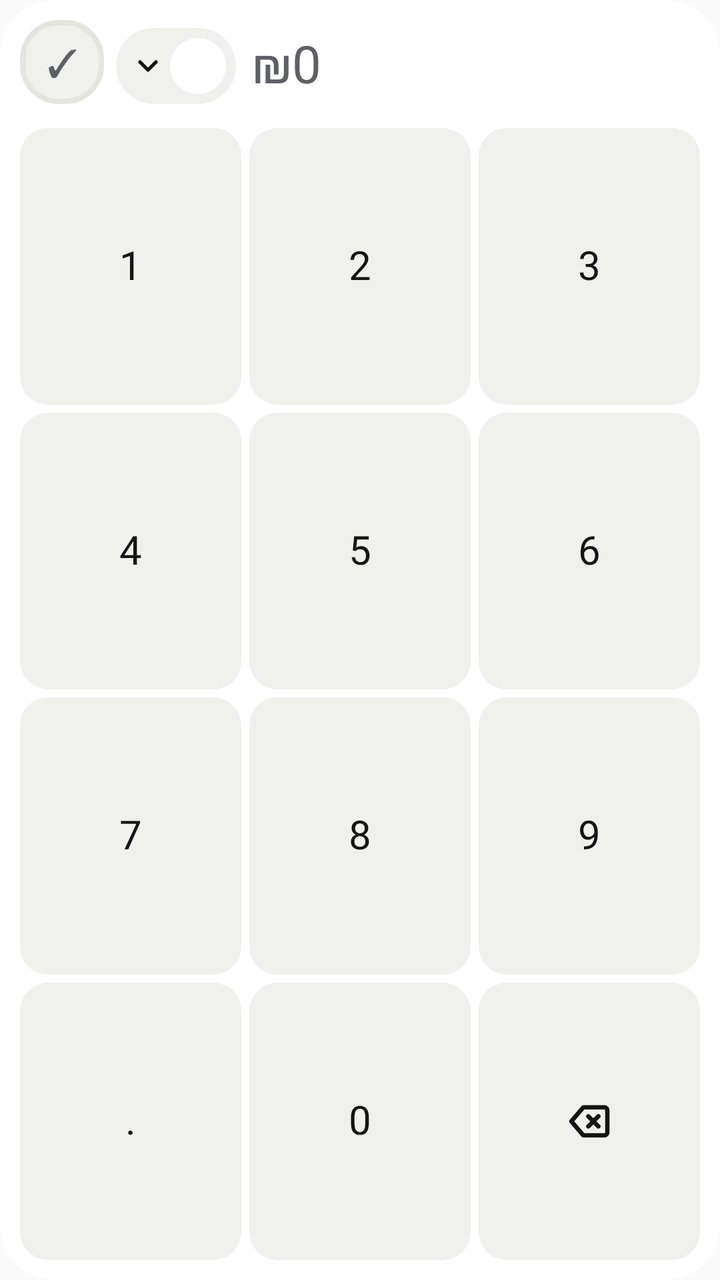
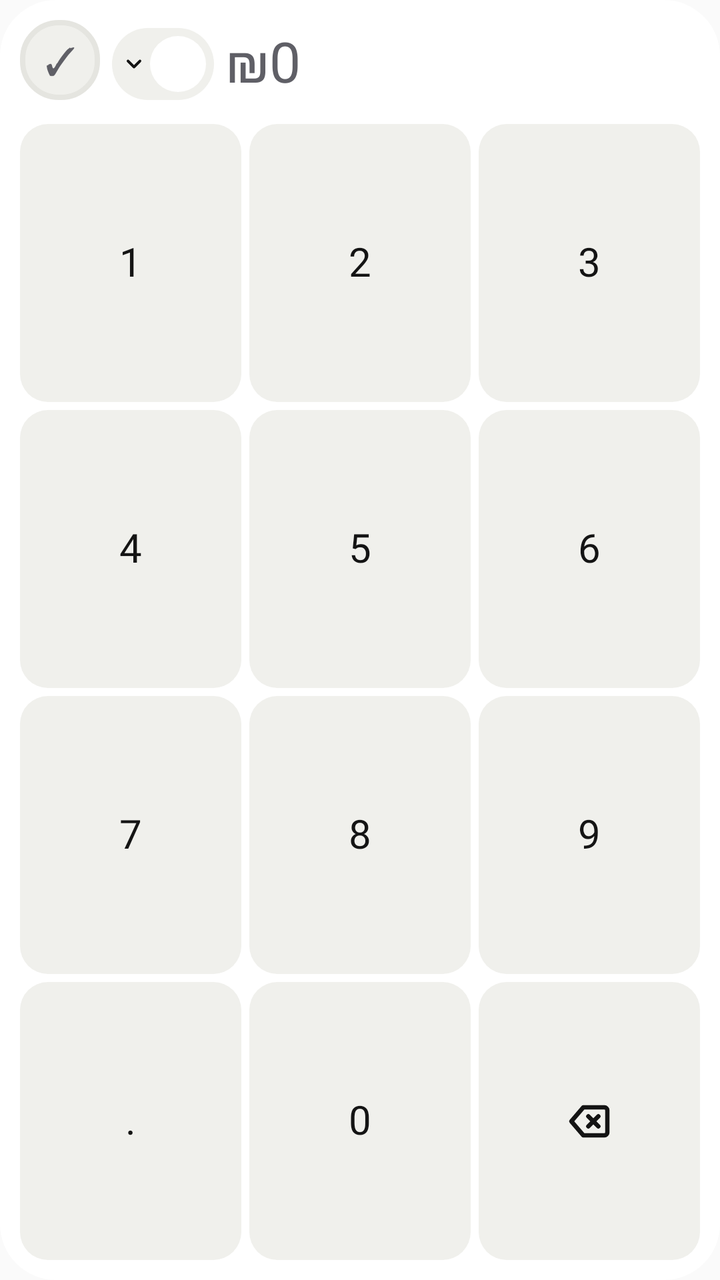

The first picture is an Android layout as it rendered before a commit; the second is the same layout after the commit. The layout source and the unified diff follow.
<!-- AndroidManifest.xml: application theme AppTheme -->
<!-- res/layout/widget_quick_add_small.xml -->
<?xml version="1.0" encoding="utf-8"?>
<LinearLayout xmlns:android="http://schemas.android.com/apk/res/android"
    android:id="@+id/root"
    android:layoutDirection="rtl"
    android:layout_width="match_parent"
    android:layout_height="match_parent"
    android:background="@drawable/widget_bg"
    android:orientation="vertical"
    android:padding="10dp">

    <LinearLayout
        android:layout_width="match_parent"
        android:layout_height="wrap_content"
        android:gravity="center_vertical"
        android:orientation="horizontal"
        android:paddingStart="4dp">
        <TextView
            android:id="@+id/amount"
            android:layout_width="0dp"
            android:layout_height="wrap_content"
            android:layout_weight="1"
            android:ellipsize="end"
            android:fontFamily="@font/rubik_extrabold"
            android:gravity="start|center_vertical"
            android:includeFontPadding="false"
            android:maxLines="1"
            android:text="₪0"
            android:textColor="@color/w_ink_dim"
            android:textDirection="ltr"
            android:textSize="26sp" />
        <LinearLayout
            android:id="@+id/category_chip"
            android:layout_width="wrap_content"
            android:layout_height="38dp"
            android:layout_marginStart="8dp"
            android:background="@drawable/widget_chip"
            android:contentDescription="קטגוריה"
            android:gravity="center_vertical"
            android:orientation="horizontal"
            android:paddingStart="5dp"
            android:paddingEnd="8dp">
            <FrameLayout
                android:layout_width="28dp"
                android:layout_height="28dp">
                <ImageView
                    android:id="@+id/chip_tint"
                    android:layout_width="match_parent"
                    android:layout_height="match_parent"
                    android:importantForAccessibility="no"
                    android:src="@drawable/widget_circle" />
                <ImageView
                    android:id="@+id/chip_sticker"
                    android:layout_width="17dp"
                    android:layout_height="17dp"
                    android:layout_gravity="center"
                    android:importantForAccessibility="no" />
                <TextView
                    android:id="@+id/chip_letter"
                    android:layout_width="match_parent"
                    android:layout_height="match_parent"
                    android:fontFamily="@font/rubik_extrabold"
                    android:gravity="center"
                    android:textColor="@color/w_ink"
                    android:textSize="13sp"
                    android:visibility="gone" />
            </FrameLayout>
            <ImageView
                android:layout_width="16dp"
                android:layout_height="16dp"
                android:layout_marginStart="3dp"
                android:importantForAccessibility="no"
                android:src="@drawable/ic_w_chevron_down" />
        </LinearLayout>
        <TextView
            android:id="@+id/save"
            android:layout_width="42dp"
            android:layout_height="46dp"
            android:layout_marginStart="6dp"
            android:background="@drawable/widget_btn_disabled"
            android:contentDescription="שמור"
            android:fontFamily="@font/rubik_extrabold"
            android:gravity="center"
            android:paddingBottom="4dp"
            android:text="✓"
            android:textColor="@color/w_ink_dim"
            android:textSize="19sp" />
    </LinearLayout>

    <LinearLayout
        android:layout_width="match_parent"
        android:layout_height="0dp"
        android:layout_marginTop="8dp"
        android:layout_weight="1"
        android:layoutDirection="ltr"
        android:orientation="vertical">
        <LinearLayout
            android:layout_width="match_parent"
            android:layout_height="0dp"
            android:layout_weight="1"
            android:orientation="horizontal">
            <TextView
                android:id="@+id/key_1"
                android:layout_width="0dp"
                android:layout_height="match_parent"
                android:layout_weight="1"
                android:layout_marginEnd="4dp"
                android:background="@drawable/widget_key"
                android:fontFamily="@font/rubik_extrabold"
                android:gravity="center"
                android:includeFontPadding="false"
                android:text="1"
                android:textColor="@color/w_ink"
                android:textSize="20sp" />
            <TextView
                android:id="@+id/key_2"
                android:layout_width="0dp"
                android:layout_height="match_parent"
                android:layout_weight="1"
                android:layout_marginEnd="4dp"
                android:background="@drawable/widget_key"
                android:fontFamily="@font/rubik_extrabold"
                android:gravity="center"
                android:includeFontPadding="false"
                android:text="2"
                android:textColor="@color/w_ink"
                android:textSize="20sp" />
            <TextView
                android:id="@+id/key_3"
                android:layout_width="0dp"
                android:layout_height="match_parent"
                android:layout_weight="1"
                android:background="@drawable/widget_key"
                android:fontFamily="@font/rubik_extrabold"
                android:gravity="center"
                android:includeFontPadding="false"
                android:text="3"
                android:textColor="@color/w_ink"
                android:textSize="20sp" />
        </LinearLayout>
        <LinearLayout
            android:layout_width="match_parent"
            android:layout_height="0dp"
            android:layout_weight="1"
            android:layout_marginTop="4dp"
            android:orientation="horizontal">
            <TextView
                android:id="@+id/key_4"
                android:layout_width="0dp"
                android:layout_height="match_parent"
                android:layout_weight="1"
                android:layout_marginEnd="4dp"
                android:background="@drawable/widget_key"
                android:fontFamily="@font/rubik_extrabold"
                android:gravity="center"
                android:includeFontPadding="false"
                android:text="4"
                android:textColor="@color/w_ink"
                android:textSize="20sp" />
            <TextView
                android:id="@+id/key_5"
                android:layout_width="0dp"
                android:layout_height="match_parent"
                android:layout_weight="1"
                android:layout_marginEnd="4dp"
                android:background="@drawable/widget_key"
                android:fontFamily="@font/rubik_extrabold"
                android:gravity="center"
                android:includeFontPadding="false"
                android:text="5"
                android:textColor="@color/w_ink"
                android:textSize="20sp" />
            <TextView
                android:id="@+id/key_6"
                android:layout_width="0dp"
                android:layout_height="match_parent"
                android:layout_weight="1"
                android:background="@drawable/widget_key"
                android:fontFamily="@font/rubik_extrabold"
                android:gravity="center"
                android:includeFontPadding="false"
                android:text="6"
                android:textColor="@color/w_ink"
                android:textSize="20sp" />
        </LinearLayout>
        <LinearLayout
            android:layout_width="match_parent"
            android:layout_height="0dp"
            android:layout_weight="1"
            android:layout_marginTop="4dp"
            android:orientation="horizontal">
            <TextView
                android:id="@+id/key_7"
                android:layout_width="0dp"
                android:layout_height="match_parent"
                android:layout_weight="1"
                android:layout_marginEnd="4dp"
                android:background="@drawable/widget_key"
                android:fontFamily="@font/rubik_extrabold"
                android:gravity="center"
                android:includeFontPadding="false"
                android:text="7"
                android:textColor="@color/w_ink"
                android:textSize="20sp" />
            <TextView
                android:id="@+id/key_8"
                android:layout_width="0dp"
                android:layout_height="match_parent"
                android:layout_weight="1"
                android:layout_marginEnd="4dp"
                android:background="@drawable/widget_key"
                android:fontFamily="@font/rubik_extrabold"
                android:gravity="center"
                android:includeFontPadding="false"
                android:text="8"
                android:textColor="@color/w_ink"
                android:textSize="20sp" />
            <TextView
                android:id="@+id/key_9"
                android:layout_width="0dp"
                android:layout_height="match_parent"
                android:layout_weight="1"
                android:background="@drawable/widget_key"
                android:fontFamily="@font/rubik_extrabold"
                android:gravity="center"
                android:includeFontPadding="false"
                android:text="9"
                android:textColor="@color/w_ink"
                android:textSize="20sp" />
        </LinearLayout>
        <LinearLayout
            android:layout_width="match_parent"
            android:layout_height="0dp"
            android:layout_weight="1"
            android:layout_marginTop="4dp"
            android:orientation="horizontal">
            <TextView
                android:id="@+id/key_dot"
                android:layout_width="0dp"
                android:layout_height="match_parent"
                android:layout_weight="1"
                android:layout_marginEnd="4dp"
                android:background="@drawable/widget_key"
                android:fontFamily="@font/rubik_extrabold"
                android:gravity="center"
                android:includeFontPadding="false"
                android:text="."
                android:textColor="@color/w_ink"
                android:textSize="20sp" />
            <TextView
                android:id="@+id/key_0"
                android:layout_width="0dp"
                android:layout_height="match_parent"
                android:layout_weight="1"
                android:layout_marginEnd="4dp"
                android:background="@drawable/widget_key"
                android:fontFamily="@font/rubik_extrabold"
                android:gravity="center"
                android:includeFontPadding="false"
                android:text="0"
                android:textColor="@color/w_ink"
                android:textSize="20sp" />
            <ImageView
                android:id="@+id/key_del"
                android:layout_width="0dp"
                android:layout_height="match_parent"
                android:layout_weight="1"
                android:background="@drawable/widget_key"
                android:contentDescription="מחק"
                android:scaleType="center"
                android:src="@drawable/ic_w_backspace" />
        </LinearLayout>
    </LinearLayout>
</LinearLayout>
<!-- resources referenced by this layout -->
<resources>
  <color name="w_ink">#141414</color>
  <color name="w_ink_dim">#5F5F66</color>
  <!-- drawable ic_w_backspace (drawable) -->
  <?xml version="1.0" encoding="utf-8"?>
  <vector xmlns:android="http://schemas.android.com/apk/res/android"
      android:width="24dp"
      android:height="24dp"
      android:viewportWidth="24"
      android:viewportHeight="24">
      <path
          android:pathData="M9 5h10.5a1.5 1.5 0 0 1 1.5 1.5v11a1.5 1.5 0 0 1-1.5 1.5H9l-6-7Z"
          android:strokeColor="@color/w_ink"
          android:strokeWidth="2.2"
          android:strokeLineJoin="round" />
      <path
          android:pathData="m11.5 9.5 5 5m0-5-5 5"
          android:strokeColor="@color/w_ink"
          android:strokeWidth="2.2"
          android:strokeLineCap="round" />
  </vector>
  <!-- drawable ic_w_chevron_down (drawable) -->
  <?xml version="1.0" encoding="utf-8"?>
  <vector xmlns:android="http://schemas.android.com/apk/res/android"
      android:width="24dp"
      android:height="24dp"
      android:viewportWidth="24"
      android:viewportHeight="24">
      <path
          android:pathData="m6 9 6 6 6-6"
          android:strokeColor="@color/w_ink"
          android:strokeWidth="2.6"
          android:strokeLineCap="round"
          android:strokeLineJoin="round" />
  </vector>
  <!-- drawable widget_bg (drawable) -->
  <?xml version="1.0" encoding="utf-8"?>
  <shape xmlns:android="http://schemas.android.com/apk/res/android" android:shape="rectangle">
      <solid android:color="@color/w_surface" />
      <corners android:radius="28dp" />
  </shape>
  <!-- drawable widget_btn_disabled (drawable) -->
  <?xml version="1.0" encoding="utf-8"?>
  <layer-list xmlns:android="http://schemas.android.com/apk/res/android">
      <item android:bottom="4dp">
          <shape android:shape="rectangle">
              <solid android:color="@color/w_surface_2" />
              <stroke android:width="2.5dp" android:color="@color/w_surface_3" />
              <corners android:radius="18dp" />
          </shape>
      </item>
  </layer-list>
  <!-- drawable widget_chip (drawable) -->
  <?xml version="1.0" encoding="utf-8"?>
  <selector xmlns:android="http://schemas.android.com/apk/res/android">
      <item android:state_pressed="true">
          <shape android:shape="rectangle">
              <solid android:color="@color/w_surface_3" />
              <corners android:radius="999dp" />
          </shape>
      </item>
      <item>
          <shape android:shape="rectangle">
              <solid android:color="@color/w_surface_2" />
              <corners android:radius="999dp" />
          </shape>
      </item>
  </selector>
  <!-- drawable widget_circle (drawable) -->
  <?xml version="1.0" encoding="utf-8"?>
  <shape xmlns:android="http://schemas.android.com/apk/res/android" android:shape="oval">
      <solid android:color="#FFFFFFFF" />
  </shape>
  <!-- drawable widget_key (drawable) -->
  <?xml version="1.0" encoding="utf-8"?>
  <selector xmlns:android="http://schemas.android.com/apk/res/android">
      <item android:state_pressed="true">
          <shape android:shape="rectangle">
              <solid android:color="@color/w_surface_3" />
              <corners android:radius="14dp" />
          </shape>
      </item>
      <item>
          <shape android:shape="rectangle">
              <solid android:color="@color/w_surface_2" />
              <corners android:radius="14dp" />
          </shape>
      </item>
  </selector>
  <style name="AppTheme" parent="Theme.AppCompat.Light.DarkActionBar">
          
          <item name="colorPrimary">@color/colorPrimary</item>
          <item name="colorPrimaryDark">@color/colorPrimaryDark</item>
          <item name="colorAccent">@color/colorAccent</item>
      </style>
  <color name="w_surface">#FFFFFF</color>
  <color name="w_surface_2">#F0F0EC</color>
  <color name="w_surface_3">#E5E5E0</color>
</resources>

<!-- the commit's change to res/layout/widget_quick_add_small.xml (unified diff, before → after) -->
@@ -17,7 +17,7 @@
         <TextView
             android:id="@+id/amount"
             android:layout_width="0dp"
-            android:layout_height="wrap_content"
+            android:layout_height="38dp"
             android:layout_weight="1"
             android:ellipsize="end"
             android:fontFamily="@font/rubik_extrabold"
@@ -27,18 +27,21 @@
             android:text="₪0"
             android:textColor="@color/w_ink_dim"
             android:textDirection="ltr"
-            android:textSize="26sp" />
+            android:autoSizeMaxTextSize="28sp"
+            android:autoSizeMinTextSize="12sp"
+            android:autoSizeTextType="uniform"
+            android:textSize="28sp" />
         <LinearLayout
             android:id="@+id/category_chip"
             android:layout_width="wrap_content"
-            android:layout_height="38dp"
-            android:layout_marginStart="8dp"
+            android:layout_height="36dp"
+            android:layout_marginStart="6dp"
             android:background="@drawable/widget_chip"
             android:contentDescription="קטגוריה"
             android:gravity="center_vertical"
             android:orientation="horizontal"
-            android:paddingStart="5dp"
-            android:paddingEnd="8dp">
+            android:paddingStart="4dp"
+            android:paddingEnd="5dp">
             <FrameLayout
                 android:layout_width="28dp"
                 android:layout_height="28dp">
@@ -65,16 +68,16 @@
                     android:visibility="gone" />
             </FrameLayout>
             <ImageView
-                android:layout_width="16dp"
-                android:layout_height="16dp"
-                android:layout_marginStart="3dp"
+                android:layout_width="12dp"
+                android:layout_height="12dp"
+                android:layout_marginStart="2dp"
                 android:importantForAccessibility="no"
                 android:src="@drawable/ic_w_chevron_down" />
         </LinearLayout>
         <TextView
             android:id="@+id/save"
-            android:layout_width="42dp"
-            android:layout_height="46dp"
+            android:layout_width="40dp"
+            android:layout_height="44dp"
             android:layout_marginStart="6dp"
             android:background="@drawable/widget_btn_disabled"
             android:contentDescription="שמור"
